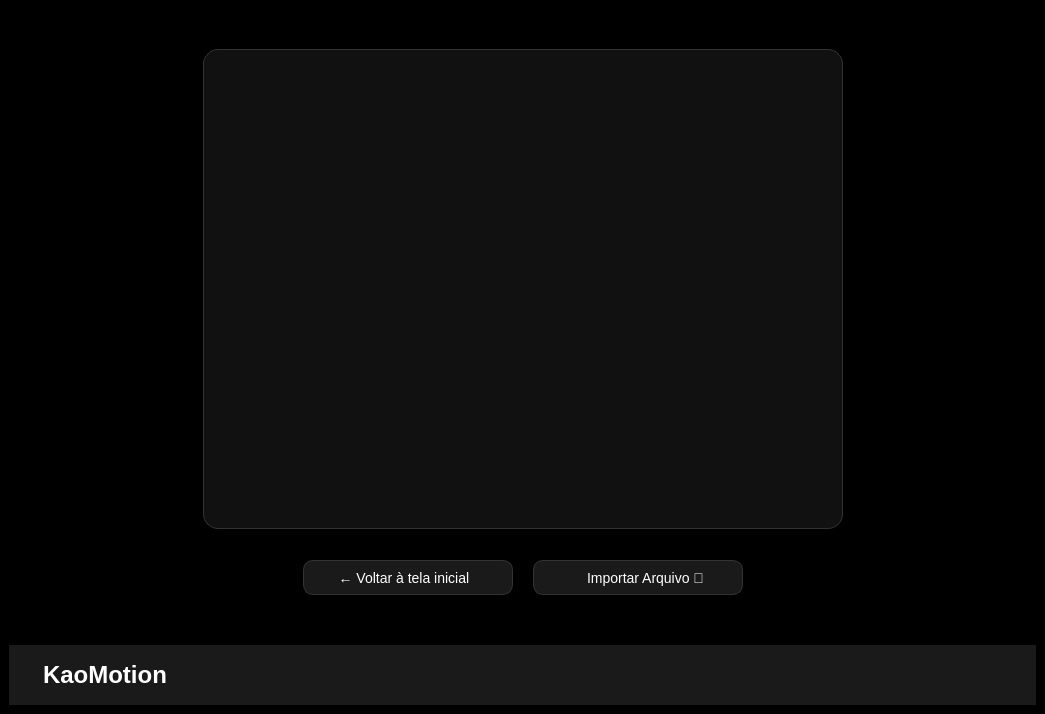
EddiePricefield/FER-VISCOMP, file UIs/tela_arquivos.ui: the form before one commit.
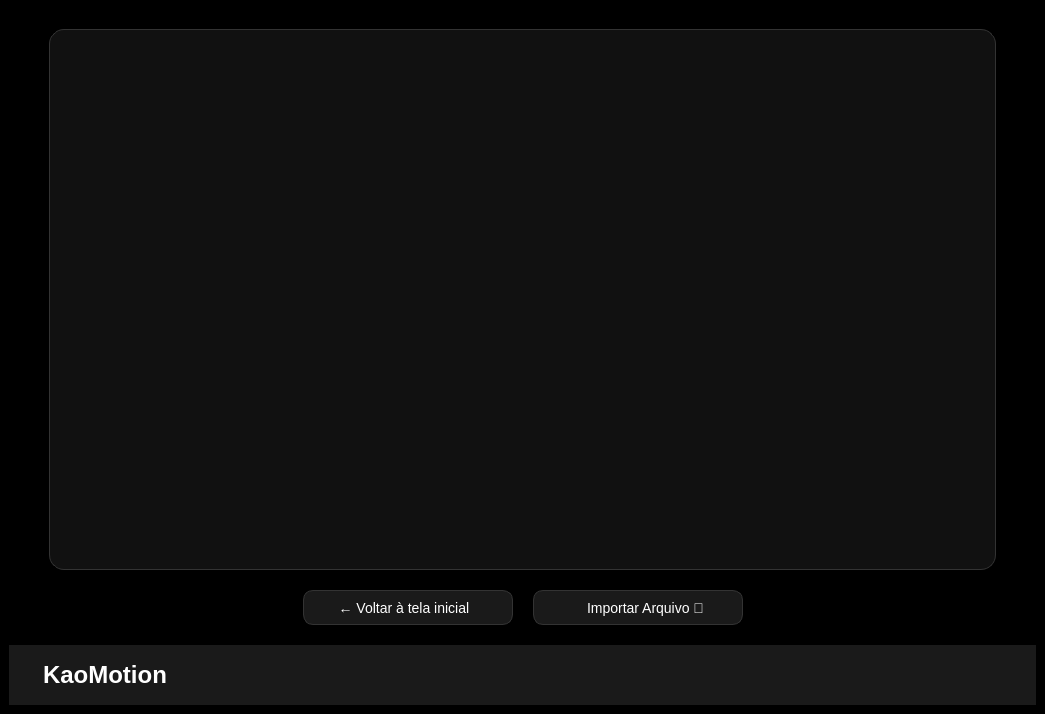
The form after the commit.

Commit message:
GUI - Tela Arquivos #3
Implementei a GUI para fazer com que todos os arquivos enviados sejam reajustados para tamanho atual da tela. Além disso, ao aumentar ou diminuir a tela, o tamanho máximo e mínimo da imagem também alteram

The edit to the form file:
```diff
--- a/UIs/tela_arquivos.ui
+++ b/UIs/tela_arquivos.ui
@@ -35,7 +35,7 @@
       <property name="sizeHint" stdset="0">
        <size>
         <width>20</width>
-        <height>30</height>
+        <height>20</height>
        </size>
       </property>
      </spacer>
@@ -45,13 +45,16 @@
       <item>
        <layout class="QHBoxLayout" name="contentLayout">
         <property name="spacing">
-         <number>20</number>
+         <number>0</number>
         </property>
         <item>
          <spacer name="horizontalSpacer">
           <property name="orientation">
            <enum>Qt::Orientation::Horizontal</enum>
           </property>
+          <property name="sizeType">
+           <enum>QSizePolicy::Policy::Fixed</enum>
+          </property>
           <property name="sizeHint" stdset="0">
            <size>
             <width>40</width>
@@ -63,32 +66,16 @@
         <item>
          <layout class="QVBoxLayout" name="verticalLayout_camera">
           <item>
-           <spacer name="verticalSpacer_topo">
-            <property name="orientation">
-             <enum>Qt::Orientation::Vertical</enum>
-            </property>
-            <property name="sizeType">
-             <enum>QSizePolicy::Policy::Expanding</enum>
-            </property>
-            <property name="sizeHint" stdset="0">
-             <size>
-              <width>20</width>
-              <height>40</height>
-             </size>
-            </property>
-           </spacer>
-          </item>
-          <item alignment="Qt::AlignmentFlag::AlignHCenter">
            <widget class="QLabel" name="viewArquivo">
             <property name="sizePolicy">
-             <sizepolicy hsizetype="Fixed" vsizetype="Fixed">
+             <sizepolicy hsizetype="Expanding" vsizetype="MinimumExpanding">
               <horstretch>0</horstretch>
               <verstretch>0</verstretch>
              </sizepolicy>
             </property>
             <property name="minimumSize">
              <size>
-              <width>640</width>
+              <width>880</width>
               <height>480</height>
              </size>
             </property>
@@ -110,12 +97,12 @@
              <enum>Qt::Orientation::Vertical</enum>
             </property>
             <property name="sizeType">
-             <enum>QSizePolicy::Policy::Expanding</enum>
+             <enum>QSizePolicy::Policy::Fixed</enum>
             </property>
             <property name="sizeHint" stdset="0">
              <size>
               <width>20</width>
-              <height>40</height>
+              <height>20</height>
              </size>
             </property>
            </spacer>
@@ -159,6 +146,22 @@
               </property>
              </widget>
             </item>
+            <item>
+             <spacer name="horizontalSpacer_2">
+              <property name="orientation">
+               <enum>Qt::Orientation::Horizontal</enum>
+              </property>
+              <property name="sizeType">
+               <enum>QSizePolicy::Policy::Fixed</enum>
+              </property>
+              <property name="sizeHint" stdset="0">
+               <size>
+                <width>20</width>
+                <height>20</height>
+               </size>
+              </property>
+             </spacer>
+            </item>
             <item alignment="Qt::AlignmentFlag::AlignLeft|Qt::AlignmentFlag::AlignVCenter">
              <widget class="QPushButton" name="btnSelecArquivo">
               <property name="sizePolicy">
@@ -202,6 +205,9 @@
           <property name="orientation">
            <enum>Qt::Orientation::Horizontal</enum>
           </property>
+          <property name="sizeType">
+           <enum>QSizePolicy::Policy::Fixed</enum>
+          </property>
           <property name="sizeHint" stdset="0">
            <size>
             <width>40</width>
@@ -225,7 +231,7 @@
       <property name="sizeHint" stdset="0">
        <size>
         <width>20</width>
-        <height>40</height>
+        <height>10</height>
        </size>
       </property>
      </spacer>
```
Left out of the diff: 5 changed lines with no effect on the pictures. The commit also changes 2 other files.
